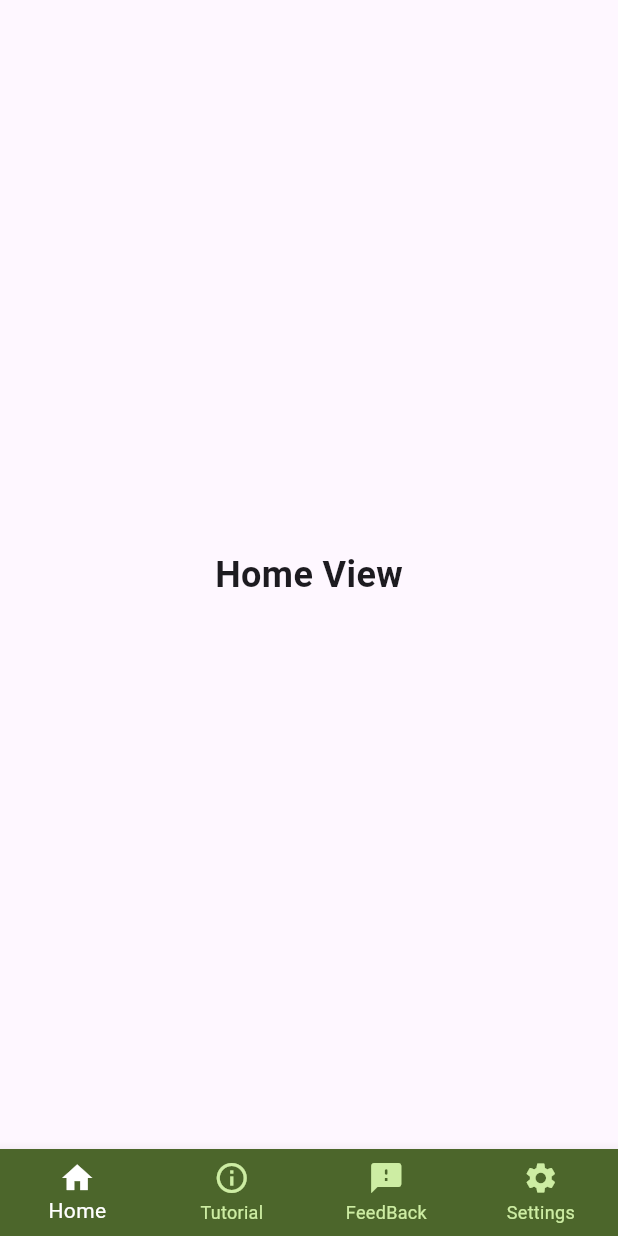
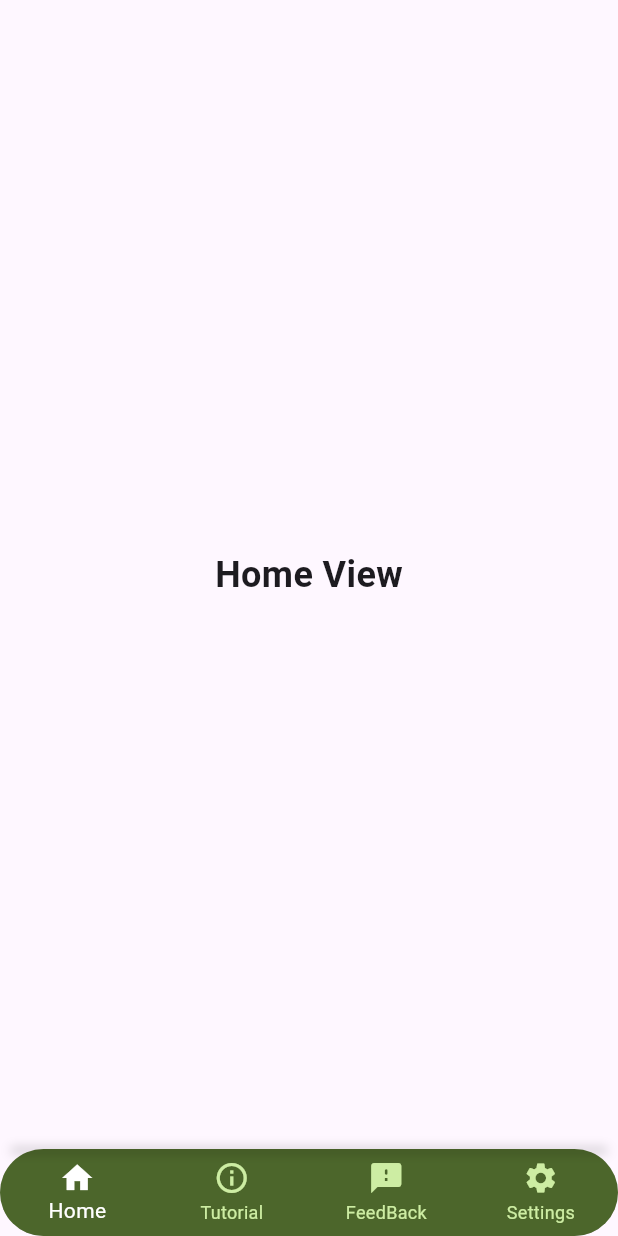
Before and after one commit to WenDEVLIFE/naveyegate, a Flutter app: the screen it shows after launch, on a phone screen of 412 x 824 dp. Run offline on Flutter 3.47's test engine with Material 3 defaults, Android fonts, the phone set to English and light mode, and no system bars; our stand-ins replace fluttertoast.

Commit message:
Added border radius and shadow

```diff
--- a/lib/src/widget/CustomBottomNavigation.dart
+++ b/lib/src/widget/CustomBottomNavigation.dart
@@ -13,11 +13,20 @@ class CustomBottomNavigation extends StatelessWidget {
 
   @override
   Widget build(BuildContext context) {
-    return BottomNavigationBar(
+    return Stack(
+      children: [
+        ClipRRect(
+          borderRadius: const BorderRadius.only(
+            topLeft: Radius.circular(50.0),
+            topRight: Radius.circular(50.0),
+            bottomLeft: Radius.circular(50.0),
+            bottomRight: Radius.circular(50.0),
+          ),
+          child: BottomNavigationBar(
             type: BottomNavigationBarType.fixed,
             currentIndex: currentIndex,
             onTap: onTap,
-      backgroundColor: ColorHelper.primaryColor ,
+            backgroundColor: ColorHelper.primaryColor,
             selectedItemColor: Colors.white,
             unselectedItemColor: ColorHelper.primaryContainer,
             items: const [
@@ -38,6 +47,34 @@ class CustomBottomNavigation extends StatelessWidget {
                 label: 'Settings',
               ),
             ],
+          ),
+        ),
+        // Custom border overlay
+        Positioned(
+          left: 0,
+          right: 0,
+          top: 0,
+          child: Container(
+            height: 2,
+            margin: const EdgeInsets.symmetric(horizontal: 8),
+            decoration: BoxDecoration(
+              borderRadius: const BorderRadius.only(
+                topLeft: Radius.circular(50.0),
+                topRight: Radius.circular(50.0),
+                bottomLeft: Radius.circular(50.0),
+                bottomRight: Radius.circular(50.0),
+              ),
+              boxShadow: [
+                BoxShadow(
+                  color: Colors.black.withOpacity(0.2),
+                  spreadRadius: 1,
+                  blurRadius: 5,
+                ),
+              ],
+            ),
+          ),
+        ),
+      ],
     );
   }
 }
```
Lines whose indentation alone changed are shown as unchanged.
